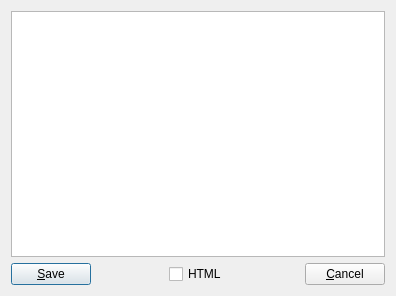
wd5gnr/kcsved, file editwindow.ui: the form before one commit.
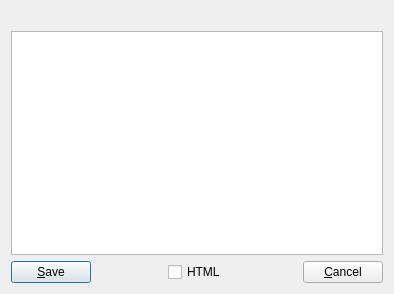
The form after the commit.

The edit to the form file:
```diff
--- a/editwindow.ui
+++ b/editwindow.ui
@@ -6,14 +6,21 @@
    <rect>
     <x>0</x>
     <y>0</y>
-    <width>396</width>
-    <height>296</height>
+    <width>394</width>
+    <height>294</height>
    </rect>
   </property>
   <property name="windowTitle">
    <string>Item Editor</string>
   </property>
   <layout class="QVBoxLayout" name="verticalLayout">
+   <item>
+    <widget class="QLabel" name="columnName">
+     <property name="text">
+      <string/>
+     </property>
+    </widget>
+   </item>
    <item>
     <widget class="QTextEdit" name="textEdit"/>
    </item>
```
